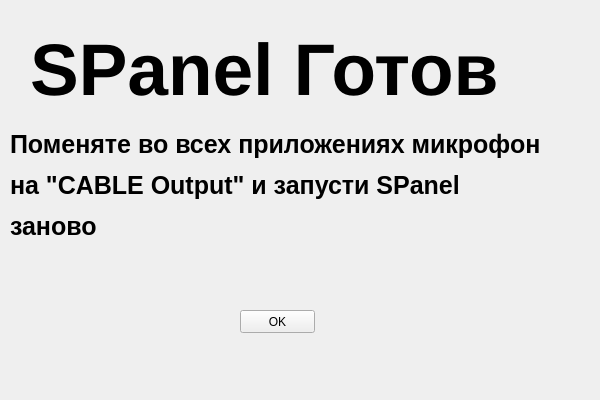
Above: Initial_Setup_Windows/Interface/stage_wait.ui from Roman4404/spanel before the change. Below: the same form after it.
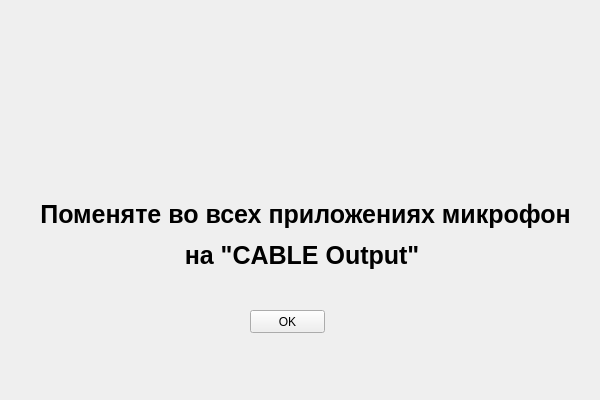
That is the form after the change.

```diff
--- a/Initial_Setup_Windows/Interface/stage_wait.ui
+++ b/Initial_Setup_Windows/Interface/stage_wait.ui
@@ -14,24 +14,6 @@
    <string>MainWindow</string>
   </property>
   <widget class="QWidget" name="centralwidget">
-   <widget class="QLabel" name="label">
-    <property name="geometry">
-     <rect>
-      <x>30</x>
-      <y>-30</y>
-      <width>541</width>
-      <height>201</height>
-     </rect>
-    </property>
-    <property name="font">
-     <font>
-      <pointsize>55</pointsize>
-     </font>
-    </property>
-    <property name="text">
-     <string>&lt;html&gt;&lt;head/&gt;&lt;body&gt;&lt;p&gt;&lt;span style=&quot; font-weight:600;&quot;&gt;SPanel Готов&lt;/span&gt;&lt;/p&gt;&lt;/body&gt;&lt;/html&gt;</string>
-    </property>
-   </widget>
    <widget class="QLabel" name="backgroand_img_label">
     <property name="geometry">
      <rect>
@@ -48,8 +30,8 @@
    <widget class="QLabel" name="label_process">
     <property name="geometry">
      <rect>
-      <x>10</x>
-      <y>130</y>
+      <x>0</x>
+      <y>200</y>
       <width>611</width>
       <height>121</height>
      </rect>
@@ -60,7 +42,7 @@
      </font>
     </property>
     <property name="text">
-     <string>&lt;html&gt;&lt;head/&gt;&lt;body&gt;&lt;p&gt;&lt;span style=&quot; font-weight:600;&quot;&gt;Поменяте во всех приложениях микрофон&lt;/span&gt;&lt;/p&gt;&lt;p&gt;&lt;span style=&quot; font-weight:600;&quot;&gt;на &amp;quot;CABLE Output&amp;quot; и запусти SPanel &lt;/span&gt;&lt;/p&gt;&lt;p&gt;&lt;span style=&quot; font-weight:600;&quot;&gt;заново&lt;/span&gt;&lt;/p&gt;&lt;/body&gt;&lt;/html&gt;</string>
+     <string>&lt;html&gt;&lt;head/&gt;&lt;body&gt;&lt;p align=&quot;center&quot;&gt;&lt;span style=&quot; font-weight:600;&quot;&gt;Поменяте во всех приложениях микрофон&lt;/span&gt;&lt;/p&gt;&lt;p align=&quot;center&quot;&gt;&lt;span style=&quot; font-weight:600;&quot;&gt;на &amp;quot;CABLE Output&amp;quot; &lt;/span&gt;&lt;/p&gt;&lt;/body&gt;&lt;/html&gt;</string>
     </property>
     <property name="alignment">
      <set>Qt::AlignLeading|Qt::AlignLeft|Qt::AlignTop</set>
@@ -69,7 +51,7 @@
    <widget class="QPushButton" name="next_pushButton">
     <property name="geometry">
      <rect>
-      <x>240</x>
+      <x>250</x>
       <y>310</y>
       <width>75</width>
       <height>23</height>
@@ -79,10 +61,22 @@
      <string>OK</string>
     </property>
    </widget>
-   <zorder>backgroand_img_label</zorder>
-   <zorder>label</zorder>
-   <zorder>label_process</zorder>
-   <zorder>next_pushButton</zorder>
+   <widget class="QLabel" name="Welcome_words_label">
+    <property name="geometry">
+     <rect>
+      <x>0</x>
+      <y>0</y>
+      <width>600</width>
+      <height>200</height>
+     </rect>
+    </property>
+    <property name="text">
+     <string/>
+    </property>
+    <property name="alignment">
+     <set>Qt::AlignCenter</set>
+    </property>
+   </widget>
   </widget>
   <widget class="QMenuBar" name="menubar">
    <property name="geometry">
```
